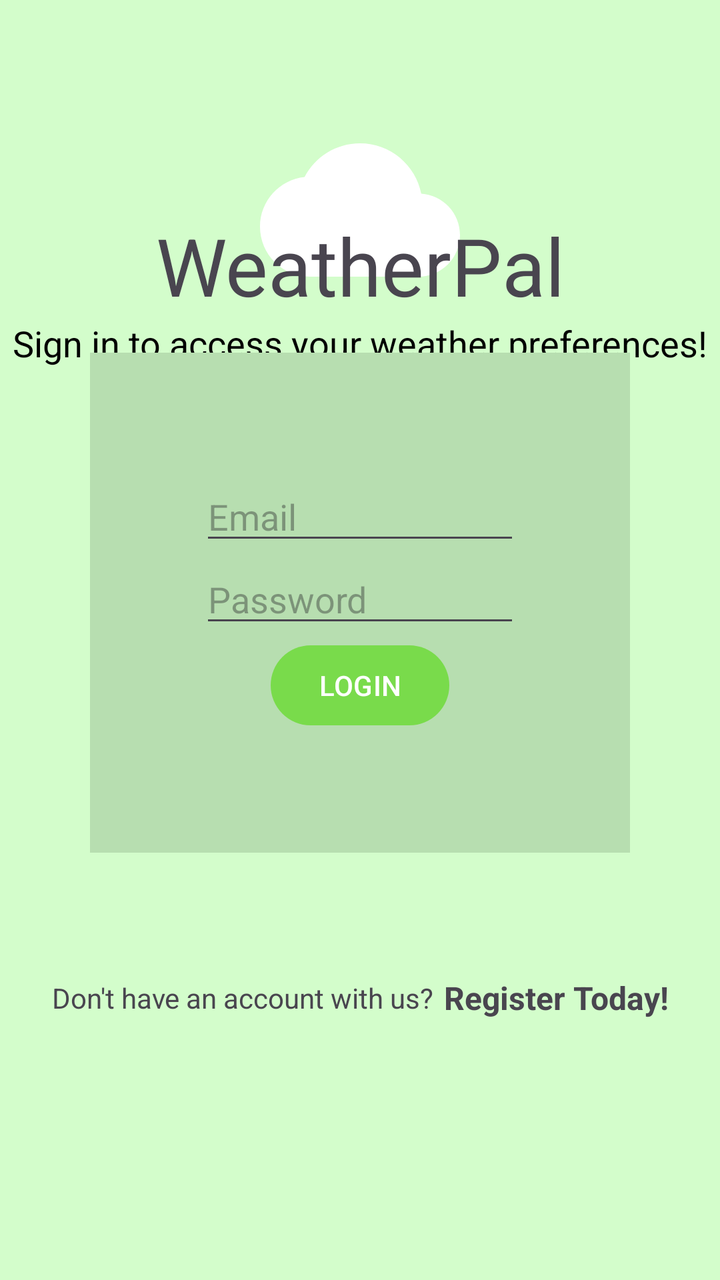
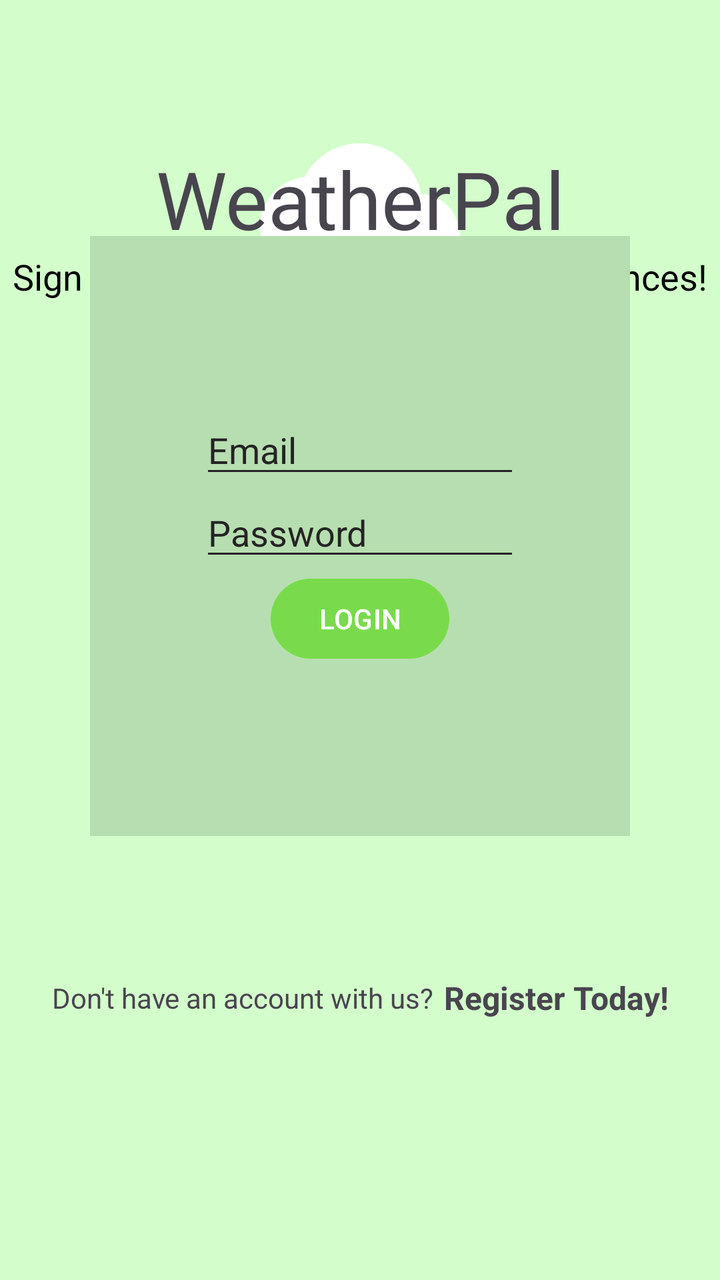

Two renders of the same Android screen: before a commit and after it. Below are the layout's source before the change and the commit's diff.
<!-- AndroidManifest.xml: application theme Theme.WeatherPal -->
<!-- res/layout/activity_login.xml -->
<?xml version="1.0" encoding="utf-8"?>
<androidx.constraintlayout.widget.ConstraintLayout

    xmlns:android="http://schemas.android.com/apk/res/android"
    xmlns:app="http://schemas.android.com/apk/res-auto"
    xmlns:tools="http://schemas.android.com/tools"
    android:id="@+id/main"
    android:layout_width="match_parent"
    android:layout_height="match_parent"
    tools:context=".view.LoginActivity">

    <ImageView
        android:id="@+id/logo"
        android:layout_width="0dp"
        android:layout_height="100dp"
        android:layout_marginTop="55dp"
        android:layout_marginBottom="413dp"
        android:src="@drawable/cloud_icon"
        android:contentDescription="@string/WeatherPalTitle"
        app:layout_constraintEnd_toEndOf="parent"
        app:layout_constraintStart_toStartOf="parent"
        app:layout_constraintTop_toTopOf="parent" />

    <TextView
        android:id="@+id/appName"
        android:layout_width="0dp"
        android:layout_height="wrap_content"
        android:gravity="center"
        android:text="@string/WeatherPalTitle"
        android:textSize="40sp"
        app:layout_constraintEnd_toEndOf="parent"
        app:layout_constraintStart_toStartOf="parent"
        app:layout_constraintTop_toBottomOf="@id/logo"
        app:layout_constraintBottom_toTopOf="@id/signInMessage"/>

    <TextView
        android:id="@+id/signInMessage"
        android:layout_width="match_parent"
        android:layout_height="wrap_content"
        android:padding="0dp"
        android:text="@string/activityLoginSignInMessage"
        android:gravity="center"
        android:textAppearance="@style/Text.Headline"
        app:layout_constraintEnd_toEndOf="parent"
        app:layout_constraintStart_toStartOf="parent"
        tools:layout_editor_absoluteY="208dp"
        app:layout_constraintTop_toBottomOf="@id/appName"
        app:layout_constraintBottom_toTopOf="@id/loginLayout"/>

    <LinearLayout
        android:id="@+id/loginLayout"
        android:layout_width="wrap_content"
        android:layout_height="1000px"
        android:layout_marginBottom="172dp"
        android:background="@drawable/authentification_background"
        android:gravity="center"
        android:orientation="vertical"
        android:padding="100dp"
        app:layout_constraintBottom_toBottomOf="parent"
        app:layout_constraintEnd_toEndOf="parent"
        app:layout_constraintHorizontal_bias="0.493"
        app:layout_constraintStart_toStartOf="parent">

        <EditText
            android:id="@+id/email"
            android:layout_width="wrap_content"
            android:layout_height="wrap_content"
            android:ems="10"
            android:hint="@string/activityLoginEmail"
            android:inputType="textEmailAddress"
            app:layout_constraintBottom_toBottomOf="parent"
            app:layout_constraintEnd_toEndOf="parent"
            app:layout_constraintHorizontal_bias="0.497"
            app:layout_constraintStart_toStartOf="parent"
            app:layout_constraintTop_toTopOf="parent"
            app:layout_constraintVertical_bias="0.368" />

        <EditText
            android:id="@+id/password"
            android:layout_width="wrap_content"
            android:layout_height="wrap_content"
            android:ems="10"
            android:hint="@string/activityLoginPass"
            android:inputType="textPassword"
            app:layout_constraintBottom_toBottomOf="parent"
            app:layout_constraintEnd_toEndOf="parent"
            app:layout_constraintHorizontal_bias="0.497"
            app:layout_constraintStart_toStartOf="parent"
            app:layout_constraintTop_toTopOf="parent"
            app:layout_constraintVertical_bias="0.434" />

        <Button
            android:id="@+id/loginBtn"
            android:layout_width="wrap_content"
            android:layout_height="wrap_content"
            android:text="@string/activityLoginBtn"
            app:layout_constraintBottom_toBottomOf="parent"
            app:layout_constraintEnd_toEndOf="parent"
            app:layout_constraintStart_toStartOf="parent"
            app:layout_constraintTop_toTopOf="parent"
            app:layout_constraintVertical_bias="0.557" />
    </LinearLayout>

    <LinearLayout
        android:layout_width="wrap_content"
        android:layout_height="wrap_content"
        android:gravity="center"
        android:padding="20dp"
        app:layout_constraintTop_toBottomOf="@id/loginLayout"
        app:layout_constraintEnd_toEndOf="parent"
        app:layout_constraintStart_toStartOf="parent"
        tools:layout_editor_absoluteY="559dp">

        <TextView
            android:layout_width="wrap_content"
            android:layout_height="wrap_content"
            android:paddingEnd="5dp"
            android:text="@string/activityRegisterMessage" />

        <TextView
            android:id="@+id/registerNav"
            android:layout_width="wrap_content"
            android:layout_height="wrap_content"
            android:text="@string/activityRegisterNav"
            android:textSize="16sp"
            android:textStyle="bold"
            app:layout_constraintBottom_toBottomOf="parent"
            app:layout_constraintEnd_toEndOf="parent"
            app:layout_constraintStart_toStartOf="parent"
            app:layout_constraintVertical_bias="0.0" />
    </LinearLayout>


</androidx.constraintlayout.widget.ConstraintLayout>
<!-- resources referenced by this layout -->
<resources>
  <!-- drawable authentification_background (drawable) -->
  <vector xmlns:android="http://schemas.android.com/apk/res/android" android:height="24dp" android:tint="#B7DEB0" android:viewportHeight="24" android:viewportWidth="24" android:width="24dp">
        
      <path android:fillColor="@android:color/white" android:pathData="M3,3h18v18h-18z"/>
      
  </vector>
  <!-- drawable cloud_icon (drawable) -->
  <vector xmlns:android="http://schemas.android.com/apk/res/android" android:height="24dp" android:tint="#FFFFFF" android:viewportHeight="24" android:viewportWidth="24" android:width="24dp">
        
      <path android:fillColor="@android:color/white" android:pathData="M19.35,10.04C18.67,6.59 15.64,4 12,4 9.11,4 6.6,5.64 5.35,8.04 2.34,8.36 0,10.91 0,14c0,3.31 2.69,6 6,6h13c2.76,0 5,-2.24 5,-5 0,-2.64 -2.05,-4.78 -4.65,-4.96z"/>
      
  </vector>
  <string name="WeatherPalTitle">WeatherPal</string>
  <string name="activityLoginBtn">LOGIN</string>
  <string name="activityLoginEmail">Email</string>
  <string name="activityLoginPass">Password</string>
  <string name="activityLoginSignInMessage">Sign in to access your weather preferences!</string>
  <string name="activityRegisterMessage">Don\'t have an account with us?</string>
  <string name="activityRegisterNav">Register Today!</string>
  <style name="Text.Headline" parent="TextAppearance.Material3.HeadlineMedium">
          <item name="android:textSize">18sp</item>
          <item name="android:textColor">@color/textColour1</item>
      </style>
  <style name="Theme.WeatherPal" parent="Base.Theme.WeatherPal" />
  <color name="textColour1">#FF000000</color>
  <style name="Base.Theme.WeatherPal" parent="Theme.Material3.DayNight.NoActionBar">
          
          
          <item name="colorPrimary">@color/primary</item>
          <item name="colorSecondary">@color/secondary</item>
          <item name="android:colorBackground">@color/background1</item>
          
          <item name="textAppearanceHeadlineMedium">
              @style/TextAppearance.Material3.HeadlineMedium
          </item>
          
          <item name="textAppearanceBodyMedium">
              @style/TextAppearance.Material3.BodyMedium
          </item>
  
      </style>
  <color name="primary">#79db4b</color>
  <color name="secondary">#9CB7F4</color>
  <color name="background1">#D3FDCB</color>
</resources>

<!-- the commit's change to res/layout/activity_login.xml (unified diff, before → after) -->
@@ -50,7 +50,7 @@
     <LinearLayout
         android:id="@+id/loginLayout"
         android:layout_width="wrap_content"
-        android:layout_height="1000px"
+        android:layout_height="400dp"
         android:layout_marginBottom="172dp"
         android:background="@drawable/authentification_background"
         android:gravity="center"
@@ -68,6 +68,9 @@
             android:ems="10"
             android:hint="@string/activityLoginEmail"
             android:inputType="textEmailAddress"
+            android:backgroundTint="@color/authTextHint"
+            android:textColor="@color/authText"
+            android:textColorHint="@color/authTextHint"
             app:layout_constraintBottom_toBottomOf="parent"
             app:layout_constraintEnd_toEndOf="parent"
             app:layout_constraintHorizontal_bias="0.497"
@@ -82,6 +85,9 @@
             android:ems="10"
             android:hint="@string/activityLoginPass"
             android:inputType="textPassword"
+            android:backgroundTint="@color/authTextHint"
+            android:textColor="@color/authText"
+            android:textColorHint="@color/authTextHint"
             app:layout_constraintBottom_toBottomOf="parent"
             app:layout_constraintEnd_toEndOf="parent"
             app:layout_constraintHorizontal_bias="0.497"
<!-- resource entries referenced after the edit -->
@@ -1,5 +1,7 @@
 <!-- resources referenced by this layout -->
 <resources>
+  <color name="authText">#1B1B1B</color>
+  <color name="authTextHint">#242424</color>
   <!-- drawable authentification_background (drawable) -->
   <vector xmlns:android="http://schemas.android.com/apk/res/android" android:height="24dp" android:tint="#B7DEB0" android:viewportHeight="24" android:viewportWidth="24" android:width="24dp">
         
